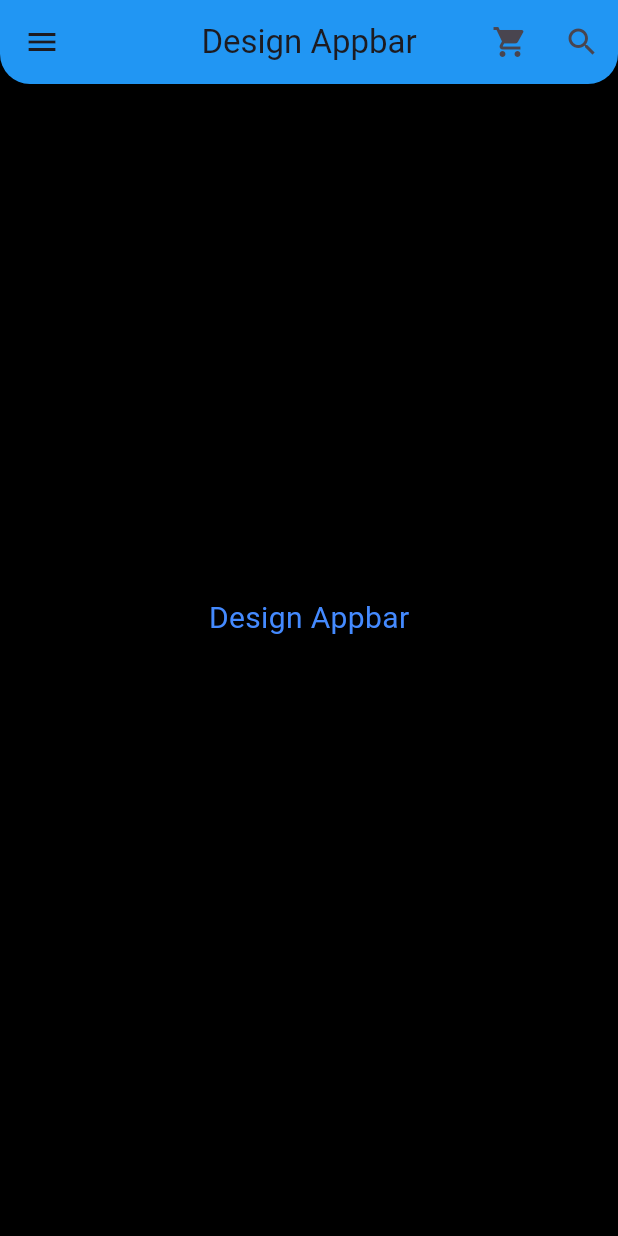
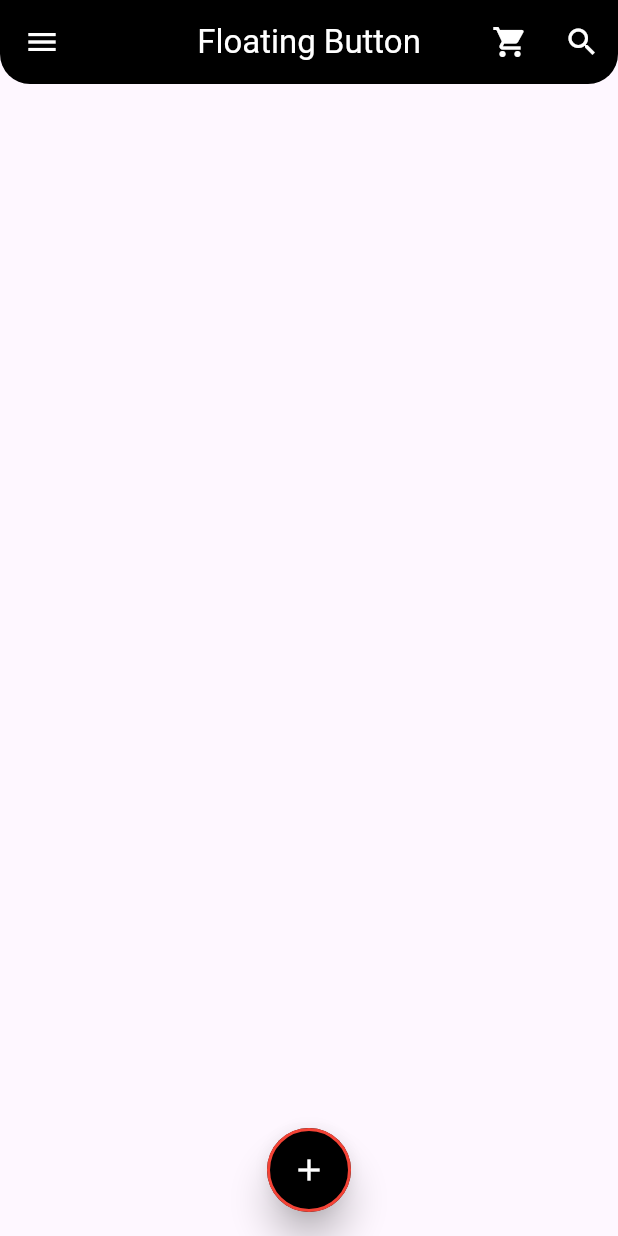
Before and after one commit to anshu-ac-dv/practice, a Flutter app: the screen it shows after launch, on a phone screen of 412 x 824 dp. Run offline on Flutter 3.47's test engine with Material 3 defaults, Android fonts, the phone set to English and light mode, and no system bars.

Commit message:
Initial Commit

```diff
--- a/lib/main.dart
+++ b/lib/main.dart
@@ -6,6 +6,7 @@ import 'package:practice/screens/dashboard.dart';
 import 'package:practice/screens/design_appbar.dart';
 import 'package:practice/screens/design_button.dart';
 import 'package:practice/screens/drawer.dart';
+import 'package:practice/screens/floating_button.dart';
 import 'package:practice/screens/listview_builder.dart';
 import 'package:practice/screens/listview_design.dart';
 import 'package:practice/screens/random_value.dart';
@@ -67,11 +68,12 @@ class MyApp2 extends StatelessWidget {
       //home: AddingIcons(),
       //home: ContainerScreen(),
       //home: DesignButton(),
-      home: DesignAppbar(),
+      //home: DesignAppbar(),
       //home: RowColumnExpanded(),
       //home: ListviewDesign(),
       //home: ListviewBuilder(),
       //home: MyDrawer(),
+      home: FloatingButton(),
     );
   }
 }
--- /dev/null
+++ b/lib/screens/floating_button.dart
@@ -0,0 +1,36 @@
+import 'package:flutter/material.dart';
+
+class FloatingButton extends StatelessWidget {
+  const FloatingButton({super.key});
+
+  @override
+  Widget build(BuildContext context) {
+    return Scaffold(
+      appBar: AppBar(
+        elevation: 0,
+        leading: Icon(Icons.menu, color: Colors.white,),
+        backgroundColor: Colors.black,
+        title: Text("Floating Button", style: TextStyle(color: Colors.white),),
+        centerTitle: true,
+        shape: RoundedRectangleBorder(
+          borderRadius: BorderRadius.vertical(bottom: Radius.circular(20)),
+        ),
+        actions: [
+          IconButton(onPressed: (){}, icon: Icon(Icons.shopping_cart, color: Colors.white,)),
+          IconButton(onPressed: (){}, icon: Icon(Icons.search, color: Colors.white,))]
+      ),
+      floatingActionButtonLocation: FloatingActionButtonLocation.centerFloat,
+      floatingActionButton: FloatingActionButton(
+        onPressed: () {},
+        backgroundColor: Colors.black,
+        elevation: 10,
+        shape: RoundedRectangleBorder(
+          borderRadius: BorderRadius.circular(30.0),
+          side: BorderSide(color: Colors.red, width: 2.0),
+        ),
+        mini: false,
+        child: Icon(Icons.add, color: Colors.white,),
+      ),
+    );
+  }
+}
```
